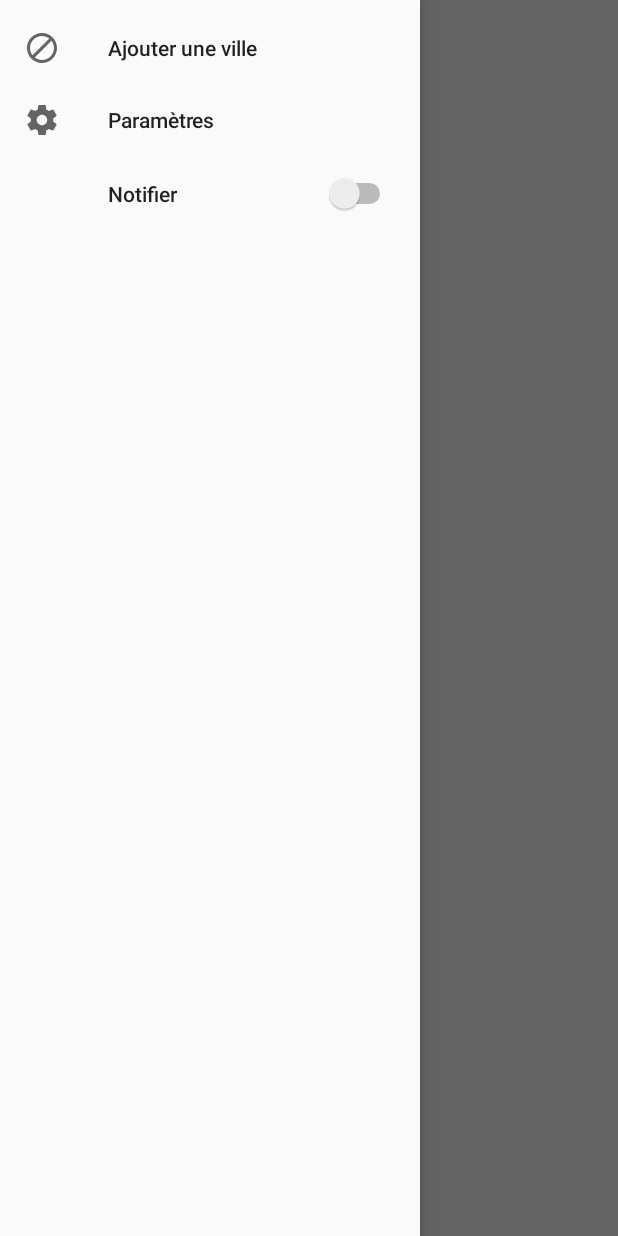
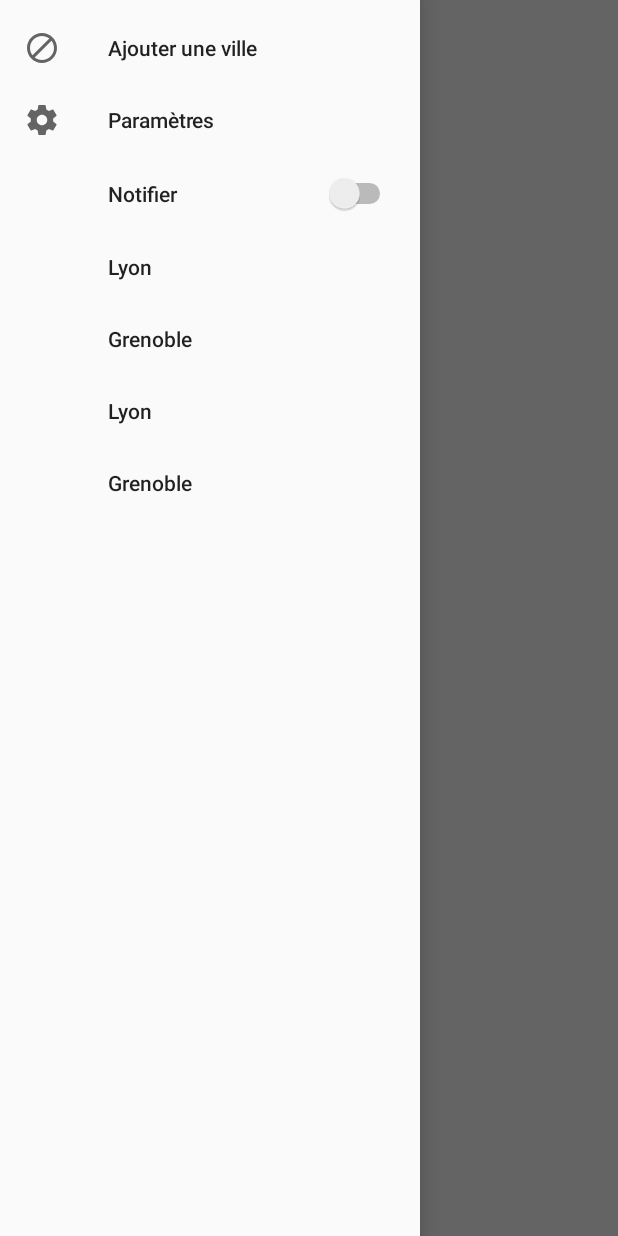
Before and after one commit to Abyfall/MeteoDemoAndroid, an Android app: the MainActivity screen opened directly, with no data from a screen before it, in the side drawer, after a tap on "Paramètres", on a phone screen of 412 x 824 dp. Run offline under Robolectric (Android 15) with nearby library versions, the light colour scheme and no system bars; our stand-ins replace Volley; network calls fail.

Commit message:
Ajout choix ville lyon grenoble

```diff
--- a/app/src/main/java/com/chretimi/meteo/MainActivity.java
+++ b/app/src/main/java/com/chretimi/meteo/MainActivity.java
@@ -17,6 +17,8 @@ import android.support.v7.widget.LinearLayoutManager;
 import android.support.v7.widget.RecyclerView;
 import android.support.v7.widget.Toolbar;
 import android.util.Log;
+import android.view.ContextMenu;
+import android.view.Menu;
 import android.view.MenuItem;
 import android.view.View;
 import android.widget.CompoundButton;
@@ -46,6 +48,8 @@ public class MainActivity extends AppCompatActivity {
 
     private List<ForecastDay> currForecasts;
 
+    private String cityId = "3014728";
+
     @Override
     protected void onCreate(Bundle savedInstanceState) {
         super.onCreate(savedInstanceState);
@@ -54,7 +58,8 @@ public class MainActivity extends AppCompatActivity {
         Intent intent = getIntent();
         String value = intent.getStringExtra("userLogin");
 
-        DrawerLayout mDrawerLayout = (DrawerLayout) findViewById(R.id.drawer_layout);
+        final DrawerLayout mDrawerLayout = (DrawerLayout) findViewById(R.id.drawer_layout);
+
         mDrawerLayout.addDrawerListener(new DrawerLayout.DrawerListener() {
 
             @Override
@@ -64,6 +69,31 @@ public class MainActivity extends AppCompatActivity {
 
             @Override
             public void onDrawerOpened(View drawerView) {
+
+                NavigationView nv= (NavigationView) findViewById(R.id.nav_view);
+                Menu menu=nv.getMenu();
+                MenuItem lyon = menu.add(Menu.NONE, 2996944, Menu.NONE, "Lyon");
+                MenuItem grenoble = menu.add(Menu.NONE, 3014728, Menu.NONE, "Grenoble");
+                lyon.setOnMenuItemClickListener(new MenuItem.OnMenuItemClickListener() {
+                    @Override
+                    public boolean onMenuItemClick(MenuItem item) {
+                        cityId = "" + item.getItemId();
+                        updateForecasts();
+                        mDrawerLayout.closeDrawers();
+                        return true;
+                    }
+                });
+
+                grenoble.setOnMenuItemClickListener(new MenuItem.OnMenuItemClickListener() {
+                    @Override
+                    public boolean onMenuItemClick(MenuItem item) {
+                        cityId = "" + item.getItemId();
+                        updateForecasts();
+                        mDrawerLayout.closeDrawers();
+                        return true;
+                    }
+                });
+
                 Switch onOffSwitch = (Switch)  findViewById(R.id.app_notify_switch);
                 onOffSwitch.setOnCheckedChangeListener(new CompoundButton.OnCheckedChangeListener() {
 
@@ -172,11 +202,10 @@ public class MainActivity extends AppCompatActivity {
 
     }
 
-    private void updateForecasts() {
+    private void updateForecasts() { // TODO async task
 
         // Instantiate the RequestQueue.
         RequestQueue queue = Volley.newRequestQueue(this);
-        String cityId = "3014728";
         String apiKey = "473f587c081395c0757c0324bedd6c31";
         String url = "http://api.openweathermap.org/data/2.5/forecast?id=" + cityId + "&APPID=" + apiKey + "&units=metric";
 
--- a/app/src/main/res/layout/activity_main.xml
+++ b/app/src/main/res/layout/activity_main.xml
@@ -14,7 +14,7 @@
         android:layout_width="match_parent"
         android:layout_height="match_parent">
 
-        <LinearLayout xmlns:android="http://schemas.android.com/apk/res/android"
+        <LinearLayout
             android:layout_width="match_parent"
             android:layout_height="match_parent"
             android:gravity="center"
@@ -25,7 +25,23 @@
             <android.support.v4.widget.SwipeRefreshLayout
                 android:id="@+id/pullToRefresh"
                 android:layout_width="match_parent"
-                android:layout_height="wrap_content">
+                android:layout_height="match_parent">
+
+                <LinearLayout
+                    android:layout_width="match_parent"
+                    android:layout_height="match_parent"
+                    android:gravity="center"
+                    android:orientation="vertical"
+                    android:paddingLeft="0dp"
+                    android:paddingRight="0dp">
+
+                    <TextView
+                        android:id="@+id/textView2"
+                        android:layout_width="match_parent"
+                        android:layout_height="wrap_content"
+                        android:text="Météo Grenoble"
+                        android:textSize="25dp"
+                        android:layout_margin="@dimen/text_margin"/>
 
                     <android.support.v7.widget.RecyclerView xmlns:android="http://schemas.android.com/apk/res/android"
                         xmlns:app="http://schemas.android.com/apk/res-auto"
@@ -41,6 +57,8 @@
                         app:layoutManager="LinearLayoutManager"
                         tools:context=".ItemFragment"
                         tools:listitem="@layout/fragment_item" />
+
+                </LinearLayout>
 
             </android.support.v4.widget.SwipeRefreshLayout>
 
--- a/app/src/main/res/menu/drawer_view.xml
+++ b/app/src/main/res/menu/drawer_view.xml
@@ -1,7 +1,9 @@
 <?xml version="1.0" encoding="utf-8"?>
 <menu xmlns:tools="http://schemas.android.com/tools"
+    android:id="@+id/slide_menu"
     xmlns:app="http://schemas.android.com/apk/res-auto"
-    xmlns:android="http://schemas.android.com/apk/res/android" >
+    xmlns:android="http://schemas.android.com/apk/res/android"
+    tools:context=".MainActivity">
     <item
         android:id="@+id/nav_add_city"
         android:icon="@drawable/ic_none_24dp"
```
Also changed, not shown: 483 other files. Lines whose indentation alone changed are shown as unchanged.
